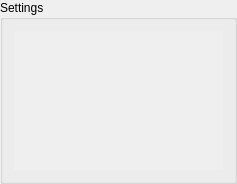
Before: the Qt Designer form storm_control/hal4000/qtdesigner/settings.ui in ZhuangLab/storm-control, drawn with Qt 5.
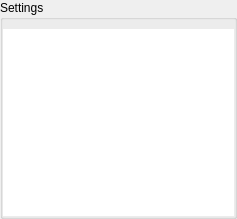
After: the same form once the commit is applied. Custom widgets are drawn as their Qt base class.

Commit message: Initial work on using a ListView for displaying the settings.

The edit to the form file:
```diff
--- a/storm_control/hal4000/qtdesigner/settings.ui
+++ b/storm_control/hal4000/qtdesigner/settings.ui
@@ -7,7 +7,7 @@
     <x>0</x>
     <y>0</y>
     <width>237</width>
-    <height>184</height>
+    <height>219</height>
    </rect>
   </property>
   <property name="sizePolicy">
@@ -23,28 +23,43 @@
    <string>Settings</string>
   </property>
   <layout class="QVBoxLayout" name="verticalLayout">
+   <property name="spacing">
+    <number>0</number>
+   </property>
+   <property name="leftMargin">
+    <number>0</number>
+   </property>
+   <property name="topMargin">
+    <number>9</number>
+   </property>
+   <property name="rightMargin">
+    <number>0</number>
+   </property>
+   <property name="bottomMargin">
+    <number>0</number>
+   </property>
    <item>
-    <widget class="QScrollArea" name="settingsScrollArea">
+    <widget class="ParametersListView" name="settingsListView">
      <property name="frameShape">
       <enum>QFrame::NoFrame</enum>
      </property>
-     <property name="widgetResizable">
-      <bool>true</bool>
+     <property name="frameShadow">
+      <enum>QFrame::Sunken</enum>
      </property>
-     <widget class="QWidget" name="scrollAreaWidgetContents">
-      <property name="geometry">
-       <rect>
-        <x>0</x>
-        <y>0</y>
-        <width>211</width>
-        <height>148</height>
-       </rect>
-      </property>
-     </widget>
+     <property name="horizontalScrollBarPolicy">
+      <enum>Qt::ScrollBarAsNeeded</enum>
+     </property>
     </widget>
    </item>
   </layout>
  </widget>
+ <customwidgets>
+  <customwidget>
+   <class>ParametersListView</class>
+   <extends>QListView</extends>
+   <header>storm_control.hal4000.settings.parametersListView</header>
+  </customwidget>
+ </customwidgets>
  <resources/>
  <connections/>
 </ui>
```
The commit also changes 4 other files.
